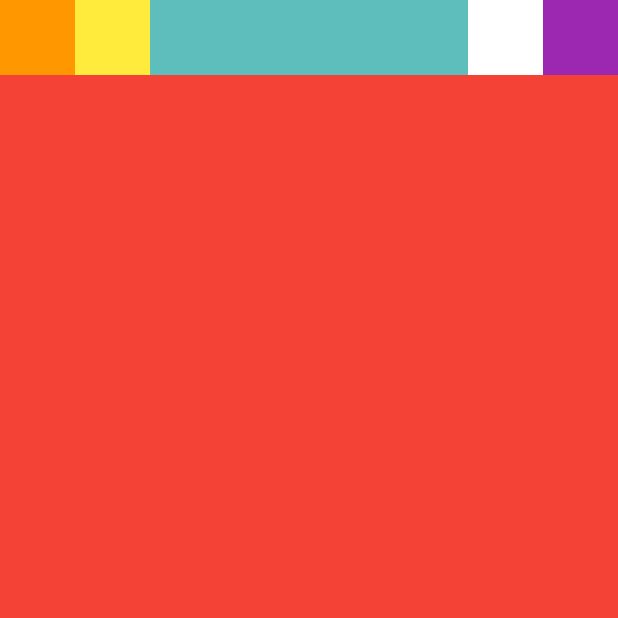
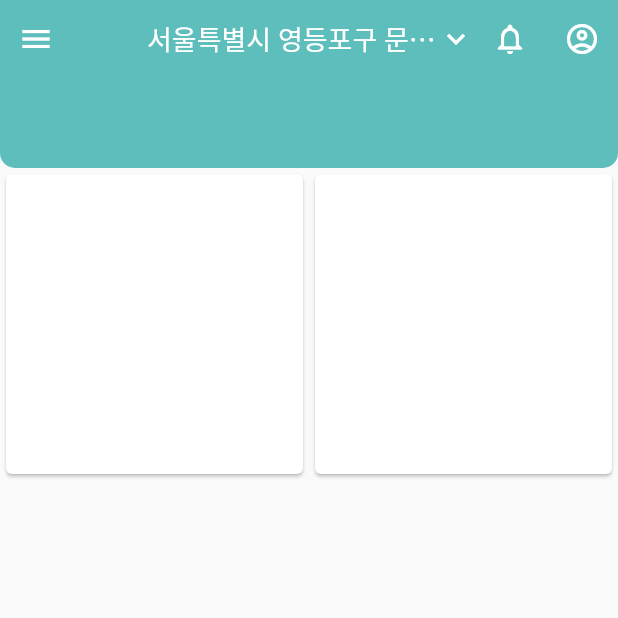
Before and after one commit to threeplef/flutter-Baemin, a Flutter app: the screen it shows after launch, on a phone screen of 412 x 824 dp, the top half of it. Run offline on Flutter 3.47's test engine with Material 2 defaults, Android fonts, the light colour scheme and no system bars.

Commit message:
Add: 검색창, Card 구현

```diff
--- a/lib/baemin_home_screen.dart
+++ b/lib/baemin_home_screen.dart
@@ -9,14 +9,40 @@ class BaeminHomeScreen extends StatelessWidget {
       return SafeArea(
         child: Container(
           width: double.infinity,
-          decoration: BoxDecoration(color: Color(0xFF5EBEBB)),
+          decoration: const BoxDecoration(color: Color(0xFF5EBEBB)),
           child: Row(
+            mainAxisAlignment: MainAxisAlignment.spaceBetween,
             children: [
-              Container(width: 50, height: 50, color: Colors.orange),
-              Container(width: 50, height: 50, color: Colors.yellow),
-              Expanded(child: Container(height: 50)),
-              Container(width: 50, height: 50, color: Colors.white),
-              Container(width: 50, height: 50, color: Colors.purple),
+              IconButton(
+                  onPressed: () {},
+                  icon: const Icon(Icons.menu, color: Colors.white)),
+              const SizedBox(width: 50, height: 52),
+              Expanded(
+                child: Row(
+                  mainAxisAlignment: MainAxisAlignment.spaceBetween,
+                  children: const [
+                    Expanded(
+                      child: Center(
+                        child: Text(
+                          '서울특별시 영등포구 문래동6가',
+                          maxLines: 1,
+                          overflow: TextOverflow.ellipsis,
+                          style: TextStyle(fontSize: 18, color: Colors.white),
+                        ),
+                      ),
+                    ),
+                    Icon(Icons.keyboard_arrow_down, color: Colors.white),
+                  ],
+                ),
+              ),
+              IconButton(
+                  onPressed: () {},
+                  icon: const Icon(Icons.notifications_none,
+                      color: Colors.white)),
+              IconButton(
+                  onPressed: () {},
+                  icon: const Icon(Icons.account_circle_outlined,
+                      color: Colors.white)),
             ],
           ),
         ),
@@ -25,8 +51,35 @@ class BaeminHomeScreen extends StatelessWidget {
 
     Widget _contents() {
       return Expanded(
-        child: Container(
-          color: Colors.red,
+        child: SingleChildScrollView(
+          child: Column(
+            children: [
+              Container(
+                height: 60,
+                decoration: const BoxDecoration(
+                  color: Color(0xFF5EBEBB),
+                  borderRadius: BorderRadius.only(
+                    bottomLeft: Radius.circular(10),
+                    bottomRight: Radius.circular(10),
+                  ),
+                ),
+              ),
+              Row(
+                children: [
+                  Flexible(
+                    child: Card(
+                      child: Container(height: 200),
+                    ),
+                  ),
+                  Flexible(
+                    child: Card(
+                      child: Container(height: 200),
+                    ),
+                  ),
+                ],
+              ),
+            ],
+          ),
         ),
       );
     }
```
